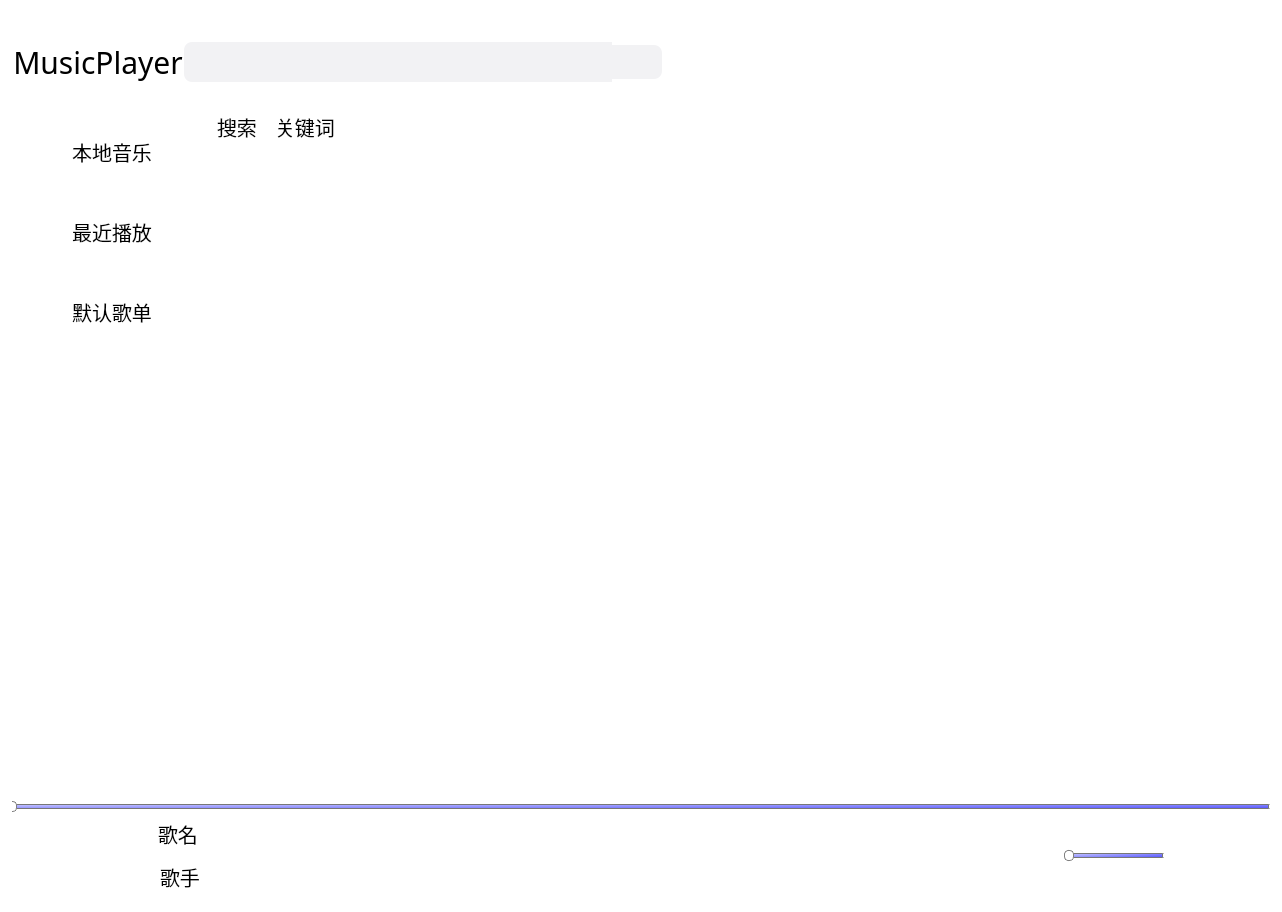
First picture: the form in haomusic.ui, repository hhhyxy/MusicPlayer-in-Qt-Plus, before the edit.
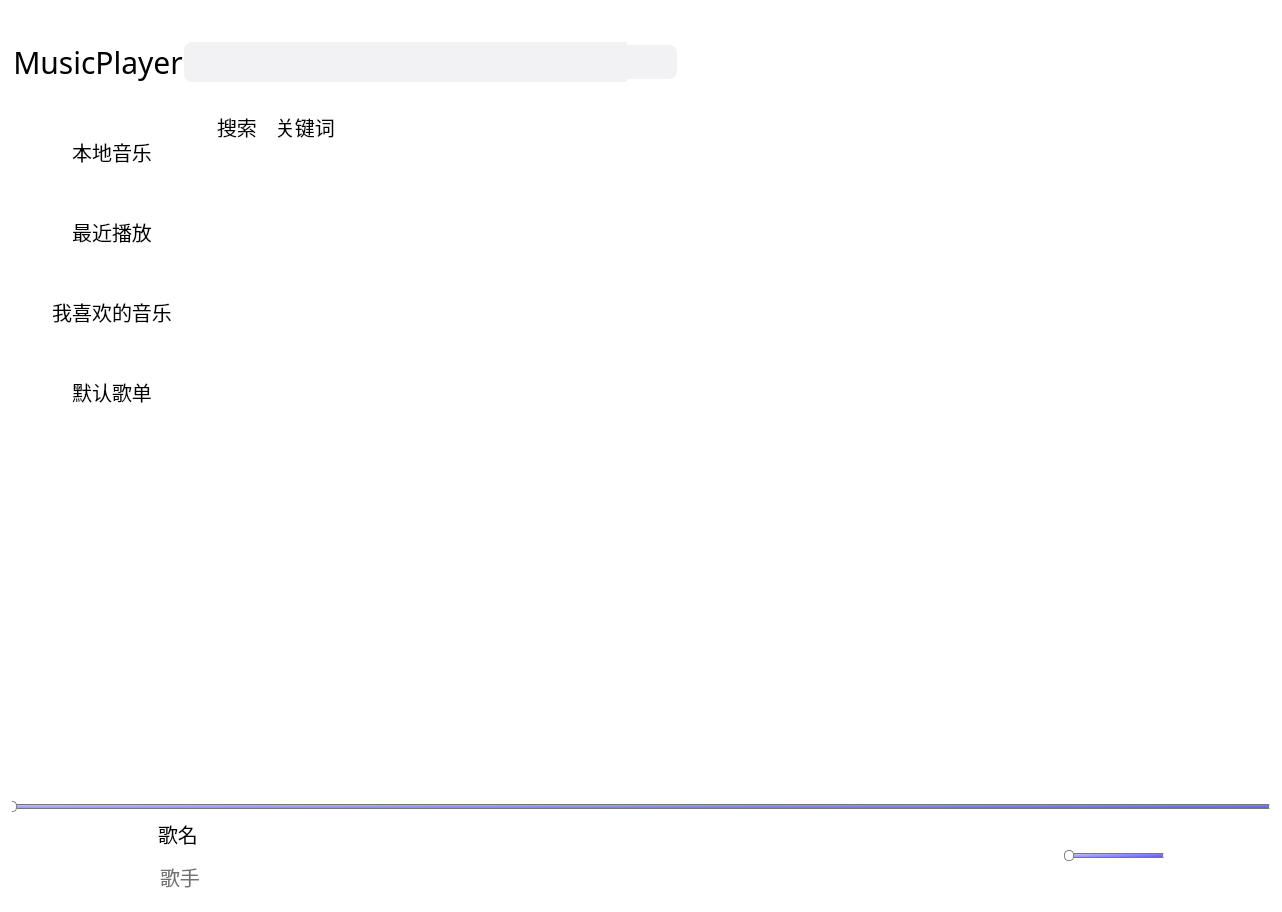
Second picture: the form after the edit. Icons and pictures are not drawn. Custom widgets are drawn as their Qt base class.

Patch:
```diff
--- a/haomusic.ui
+++ b/haomusic.ui
@@ -32,7 +32,24 @@
 QTabBar::tab {
       	width: 0;
 		height:0;
-        color: transparent;
+}
+QMenu {
+	margin:8px;
+	padding:10px;
+	border:none;
+	border-radius:10px;
+	background-color:white;
+}
+QMenu::item {
+	padding:10px;
+	border:none;
+	border-radius:6px;
+	background-color: white;
+	color: black;
+}
+QMenu::item:selected {
+	background-color:#eaeffd;
+	color:blue;
 }
 QWidget#inner_widget{
 	margin:0px;
@@ -102,6 +119,7 @@
 QLabel#label_author,
 QLabel#label_lrc_author
 {
+	color:#727272;
 	margin:0;
 	font: 12pt &quot;华文楷体&quot;;
 }
@@ -257,6 +275,18 @@
    <property name="spacing">
     <number>0</number>
    </property>
+   <property name="leftMargin">
+    <number>11</number>
+   </property>
+   <property name="topMargin">
+    <number>11</number>
+   </property>
+   <property name="rightMargin">
+    <number>11</number>
+   </property>
+   <property name="bottomMargin">
+    <number>11</number>
+   </property>
    <item>
     <widget class="QWidget" name="inner_widget" native="true">
      <layout class="QVBoxLayout" name="verticalLayout_5">
@@ -461,8 +491,8 @@
                </property>
                <property name="maximumSize">
                 <size>
-                 <width>60</width>
-                 <height>60</height>
+                 <width>50</width>
+                 <height>50</height>
                 </size>
                </property>
                <property name="baseSize">
@@ -508,8 +538,8 @@
                </property>
                <property name="maximumSize">
                 <size>
-                 <width>60</width>
-                 <height>60</height>
+                 <width>50</width>
+                 <height>50</height>
                 </size>
                </property>
                <property name="baseSize">
@@ -552,8 +582,8 @@
                </property>
                <property name="maximumSize">
                 <size>
-                 <width>60</width>
-                 <height>60</height>
+                 <width>50</width>
+                 <height>50</height>
                 </size>
                </property>
                <property name="baseSize">
@@ -705,6 +735,31 @@
                   </property>
                  </widget>
                 </item>
+                <item>
+                 <widget class="QPushButton" name="pushButton_favorite">
+                  <property name="sizePolicy">
+                   <sizepolicy hsizetype="Minimum" vsizetype="MinimumExpanding">
+                    <horstretch>0</horstretch>
+                    <verstretch>0</verstretch>
+                   </sizepolicy>
+                  </property>
+                  <property name="minimumSize">
+                   <size>
+                    <width>0</width>
+                    <height>40</height>
+                   </size>
+                  </property>
+                  <property name="maximumSize">
+                   <size>
+                    <width>16777215</width>
+                    <height>80</height>
+                   </size>
+                  </property>
+                  <property name="text">
+                   <string>我喜欢的音乐</string>
+                  </property>
+                 </widget>
+                </item>
                 <item>
                  <widget class="QPushButton" name="pushButton_defaultSongList">
                   <property name="sizePolicy">
```
Left out of the diff: 23 changed lines with no effect on the pictures.
